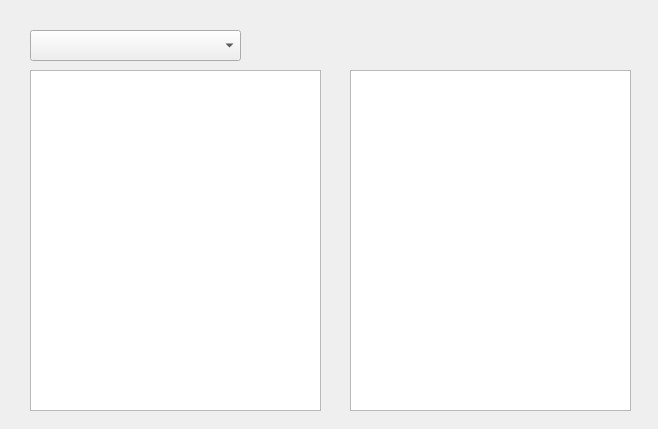
This is src/form/purchasewindow.ui in home-run/subtle-cosmic-moose as Qt 5 draws it before an edit. The edited form follows.
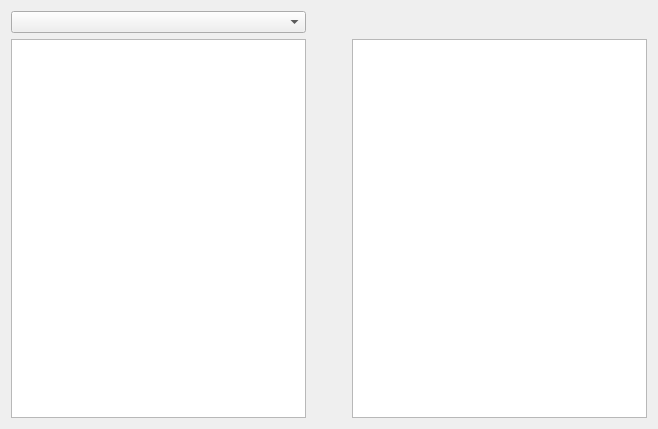
This is the edited form.

What changed in the file:
```diff
--- a/src/form/purchasewindow.ui
+++ b/src/form/purchasewindow.ui
@@ -13,36 +13,33 @@
   <property name="windowTitle">
    <string>Form</string>
   </property>
-  <widget class="QComboBox" name="purchaseWindow_comboBox_selectStadium">
-   <property name="geometry">
-    <rect>
-     <x>30</x>
-     <y>30</y>
-     <width>211</width>
-     <height>31</height>
-    </rect>
-   </property>
-  </widget>
-  <widget class="QTableView" name="purchaseWindow_tableView_souvenirList">
-   <property name="geometry">
-    <rect>
-     <x>30</x>
-     <y>70</y>
-     <width>291</width>
-     <height>341</height>
-    </rect>
-   </property>
-  </widget>
-  <widget class="QTableView" name="purchaseWindow_tableView_shoppingCart">
-   <property name="geometry">
-    <rect>
-     <x>350</x>
-     <y>70</y>
-     <width>281</width>
-     <height>341</height>
-    </rect>
-   </property>
-  </widget>
+  <layout class="QGridLayout" name="gridLayout">
+   <item row="1" column="0">
+    <widget class="QTableView" name="purchaseWindow_tableView_souvenirList"/>
+   </item>
+   <item row="1" column="2">
+    <widget class="QTableView" name="purchaseWindow_tableView_shoppingCart"/>
+   </item>
+   <item row="0" column="0">
+    <widget class="QComboBox" name="purchaseWindow_comboBox_selectStadium"/>
+   </item>
+   <item row="1" column="1">
+    <spacer name="horizontalSpacer">
+     <property name="orientation">
+      <enum>Qt::Horizontal</enum>
+     </property>
+     <property name="sizeType">
+      <enum>QSizePolicy::Minimum</enum>
+     </property>
+     <property name="sizeHint" stdset="0">
+      <size>
+       <width>40</width>
+       <height>20</height>
+      </size>
+     </property>
+    </spacer>
+   </item>
+  </layout>
  </widget>
  <resources/>
  <connections/>
```
